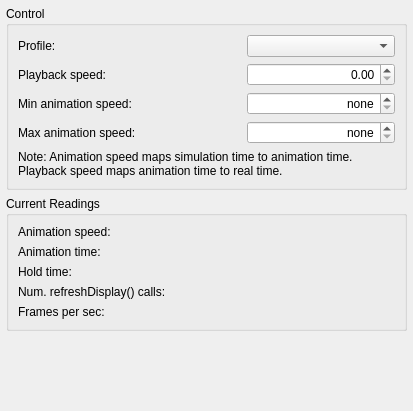
Qt form src/qtenv/animationcontrollerdialog.ui (omnetpp/omnetpp) before a commit.
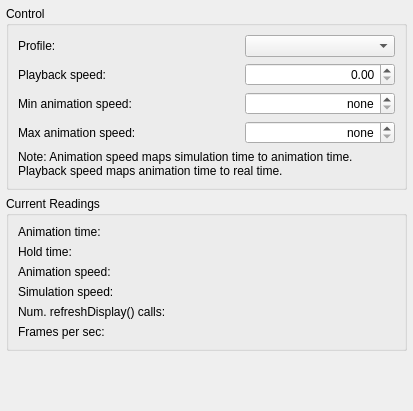
The same form after that commit. Custom widgets are drawn as their Qt base class.

Commit message:
qtenv: Entirely new animation algorithm in DisplayUpdateController.
Not allowing a real time skip longer than 100ms (helps with context menus, etc).
With rewindable stopwatch. Add ::idle().

Display "simulation speed" in AnimCtrlDialog.
Catch a simTime out of range error.
Make Qt event processing less frequent when we are behind time, fixing drastic slowdown.
If the animationSpeed is zero, make its labels red, and display "not set" instead.

uncomment skipHold() impl. and skipToNextEvent() calls, formatting
fix video recording in fast mode

Diff of the .ui file:
```diff
--- a/src/qtenv/animationcontrollerdialog.ui
+++ b/src/qtenv/animationcontrollerdialog.ui
@@ -44,7 +44,7 @@
       <string>Control</string>
      </property>
      <layout class="QGridLayout" name="gridLayout_2" columnstretch="3,2">
-      <item row="4" column="1">
+      <item row="2" column="1">
        <widget class="omnetpp::qtenv::ExponentialSpinBox" name="minSpeedSpinBox">
         <property name="toolTip">
          <string>Enforce minimum animation speed: overrides speed requested by the model.</string>
@@ -66,38 +66,44 @@
         </property>
        </widget>
       </item>
-      <item row="4" column="0">
+      <item row="2" column="0">
        <widget class="QLabel" name="minSpeedLabel">
         <property name="text">
          <string>Min animation speed:</string>
         </property>
        </widget>
       </item>
-      <item row="2" column="1">
+      <item row="0" column="1">
        <widget class="QComboBox" name="profileComboBox">
         <property name="sizePolicy">
-         <sizepolicy hsizetype="Minimum" vsizetype="Fixed">
+         <sizepolicy hsizetype="MinimumExpanding" vsizetype="Fixed">
           <horstretch>0</horstretch>
           <verstretch>0</verstretch>
          </sizepolicy>
         </property>
+        <property name="minimumSize">
+         <size>
+          <width>150</width>
+          <height>0</height>
+         </size>
+        </property>
        </widget>
       </item>
-      <item row="3" column="0">
+      <item row="1" column="0">
        <widget class="QLabel" name="playbackSpeedLabel">
         <property name="text">
          <string>Playback speed:</string>
         </property>
        </widget>
       </item>
-      <item row="5" column="0">
+      <item row="3" column="0">
        <widget class="QLabel" name="maxSpeedLabel">
         <property name="text">
          <string>Max animation speed:</string>
         </property>
        </widget>
       </item>
-      <item row="3" column="1">
+      <item row="1" column="1">
        <widget class="omnetpp::qtenv::ExponentialSpinBox" name="playbackSpeedSpinBox">
         <property name="toolTip">
          <string>Corresponds to speed slider on the toolbar.</string>
@@ -105,9 +111,6 @@
         <property name="alignment">
          <set>Qt::AlignRight|Qt::AlignTrailing|Qt::AlignVCenter</set>
         </property>
-        <property name="buttonSymbols">
-         <enum>QAbstractSpinBox::UpDownArrows</enum>
-        </property>
         <property name="correctionMode">
          <enum>QAbstractSpinBox::CorrectToNearestValue</enum>
         </property>
@@ -119,7 +122,7 @@
         </property>
        </widget>
       </item>
-      <item row="5" column="1">
+      <item row="3" column="1">
        <widget class="omnetpp::qtenv::ExponentialSpinBox" name="maxSpeedSpinBox">
         <property name="toolTip">
          <string>Enforce maximum animation speed: overrides speed requested by the model.</string>
@@ -141,7 +144,7 @@
         </property>
        </widget>
       </item>
-      <item row="2" column="0">
+      <item row="0" column="0">
        <widget class="QLabel" name="profileLabel">
         <property name="text">
          <string>Profile:</string>
@@ -172,83 +175,66 @@
      <property name="title">
       <string>Current Readings</string>
      </property>
-     <layout class="QGridLayout" name="gridLayout" columnstretch="3,2">
-      <item row="0" column="0">
+     <layout class="QGridLayout" name="gridLayout" columnstretch="3,0">
+      <item row="6" column="1">
+       <widget class="QLabel" name="refreshDisplayCountValueLabel">
+        <property name="text">
+         <string/>
+        </property>
+        <property name="alignment">
+         <set>Qt::AlignRight|Qt::AlignTrailing|Qt::AlignVCenter</set>
+        </property>
+       </widget>
+      </item>
+      <item row="0" column="1">
+       <widget class="QLabel" name="animationTimeValueLabel">
+        <property name="text">
+         <string/>
+        </property>
+        <property name="alignment">
+         <set>Qt::AlignRight|Qt::AlignTrailing|Qt::AlignVCenter</set>
+        </property>
+       </widget>
+      </item>
+      <item row="2" column="1">
+       <widget class="QLabel" name="animationSpeedValueLabel">
+        <property name="text">
+         <string/>
+        </property>
+        <property name="alignment">
+         <set>Qt::AlignRight|Qt::AlignTrailing|Qt::AlignVCenter</set>
+        </property>
+       </widget>
+      </item>
+      <item row="2" column="0">
        <widget class="QLabel" name="animationSpeedLabel">
         <property name="text">
          <string>Animation speed:</string>
         </property>
        </widget>
       </item>
-      <item row="0" column="1">
-       <widget class="QLabel" name="animationSpeedValueLabel">
-        <property name="text">
-         <string/>
-        </property>
-        <property name="alignment">
-         <set>Qt::AlignRight|Qt::AlignTrailing|Qt::AlignVCenter</set>
-        </property>
-       </widget>
-      </item>
-      <item row="1" column="0">
-       <widget class="QLabel" name="animationTimeLabel">
-        <property name="text">
-         <string>Animation time:</string>
-        </property>
-       </widget>
-      </item>
-      <item row="1" column="1">
-       <widget class="QLabel" name="animationTimeValueLabel">
-        <property name="text">
-         <string/>
-        </property>
-        <property name="alignment">
-         <set>Qt::AlignRight|Qt::AlignTrailing|Qt::AlignVCenter</set>
-        </property>
-       </widget>
-      </item>
-      <item row="2" column="0">
-       <widget class="QLabel" name="holdLabel">
-        <property name="text">
-         <string>Hold time:</string>
-        </property>
-       </widget>
-      </item>
-      <item row="2" column="1">
-       <widget class="QLabel" name="holdTimeValueLabel">
-        <property name="text">
-         <string/>
-        </property>
-        <property name="alignment">
-         <set>Qt::AlignRight|Qt::AlignTrailing|Qt::AlignVCenter</set>
-        </property>
-       </widget>
-      </item>
       <item row="3" column="0">
+       <widget class="QLabel" name="simulationSpeedLabel">
+        <property name="text">
+         <string>Simulation speed:</string>
+        </property>
+       </widget>
+      </item>
+      <item row="6" column="0">
        <widget class="QLabel" name="refreshDisplayCountLabel">
         <property name="text">
          <string>Num. refreshDisplay() calls:</string>
         </property>
        </widget>
       </item>
-      <item row="3" column="1">
-       <widget class="QLabel" name="refreshDisplayCountValueLabel">
-        <property name="text">
-         <string/>
-        </property>
-        <property name="alignment">
-         <set>Qt::AlignRight|Qt::AlignTrailing|Qt::AlignVCenter</set>
-        </property>
-       </widget>
-      </item>
-      <item row="4" column="0">
+      <item row="7" column="0">
        <widget class="QLabel" name="currentFpsLabel">
         <property name="text">
          <string>Frames per sec:</string>
         </property>
        </widget>
       </item>
-      <item row="4" column="1">
+      <item row="7" column="1">
        <widget class="QLabel" name="currentFpsValueLabel">
         <property name="sizePolicy">
          <sizepolicy hsizetype="Preferred" vsizetype="MinimumExpanding">
@@ -264,6 +250,40 @@
         </property>
        </widget>
       </item>
+      <item row="3" column="1">
+       <widget class="QLabel" name="simulationSpeedValueLabel">
+        <property name="text">
+         <string/>
+        </property>
+        <property name="alignment">
+         <set>Qt::AlignRight|Qt::AlignTrailing|Qt::AlignVCenter</set>
+        </property>
+       </widget>
+      </item>
+      <item row="0" column="0">
+       <widget class="QLabel" name="animationTimeLabel">
+        <property name="text">
+         <string>Animation time:</string>
+        </property>
+       </widget>
+      </item>
+      <item row="1" column="0">
+       <widget class="QLabel" name="holdTimeLabel">
+        <property name="text">
+         <string>Hold time:</string>
+        </property>
+       </widget>
+      </item>
+      <item row="1" column="1">
+       <widget class="QLabel" name="holdTimeValueLabel">
+        <property name="text">
+         <string/>
+        </property>
+        <property name="alignment">
+         <set>Qt::AlignRight|Qt::AlignTrailing|Qt::AlignVCenter</set>
+        </property>
+       </widget>
+      </item>
      </layout>
     </widget>
    </item>
```
Left out of the diff: 4 changed lines with no effect on the pictures. The commit also changes 4 other files.
